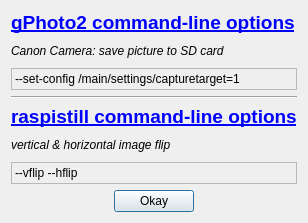
This is forms/commandlineoptions.ui in tomikais/fotobox as Qt 5 draws it before an edit. The edited form follows.
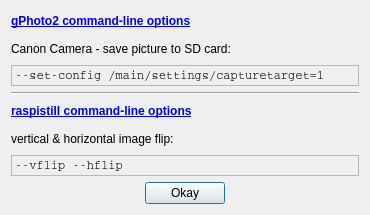
This is the edited form.

Commit message: CommandLineOptionsDialog: UI optimization and refactoring

```diff
--- a/forms/commandlineoptions.ui
+++ b/forms/commandlineoptions.ui
@@ -18,8 +18,8 @@
    <rect>
     <x>0</x>
     <y>0</y>
-    <width>299</width>
-    <height>223</height>
+    <width>370</width>
+    <height>215</height>
    </rect>
   </property>
   <property name="modal">
@@ -30,7 +30,6 @@
     <widget class="QLabel" name="lblGphoto2">
      <property name="font">
       <font>
-       <pointsize>14</pointsize>
        <weight>75</weight>
        <bold>true</bold>
       </font>
@@ -45,18 +44,18 @@
    </item>
    <item>
     <widget class="QLabel" name="lblCanonSave">
-     <property name="font">
-      <font>
-       <italic>true</italic>
-      </font>
-     </property>
      <property name="text">
-      <string>Canon Camera: save picture to SD card</string>
+      <string>Canon Camera - save picture to SD card:</string>
      </property>
     </widget>
    </item>
    <item>
     <widget class="QLabel" name="txtCanonSave">
+     <property name="font">
+      <font>
+       <family>Courier</family>
+      </font>
+     </property>
      <property name="cursor">
       <cursorShape>IBeamCursor</cursorShape>
      </property>
@@ -82,7 +81,6 @@
     <widget class="QLabel" name="lblRaspistill">
      <property name="font">
       <font>
-       <pointsize>14</pointsize>
        <weight>75</weight>
        <bold>true</bold>
       </font>
@@ -97,18 +95,18 @@
    </item>
    <item>
     <widget class="QLabel" name="lblFlip">
-     <property name="font">
-      <font>
-       <italic>true</italic>
-      </font>
-     </property>
      <property name="text">
-      <string>vertical &amp; horizontal image flip</string>
+      <string>vertical &amp; horizontal image flip:</string>
      </property>
     </widget>
    </item>
    <item>
     <widget class="QLabel" name="txtFlip">
+     <property name="font">
+      <font>
+       <family>Courier</family>
+      </font>
+     </property>
      <property name="cursor">
       <cursorShape>IBeamCursor</cursorShape>
      </property>
```
Left out of the diff: 8 changed lines with no effect on the pictures. The commit also changes 7 other files.
